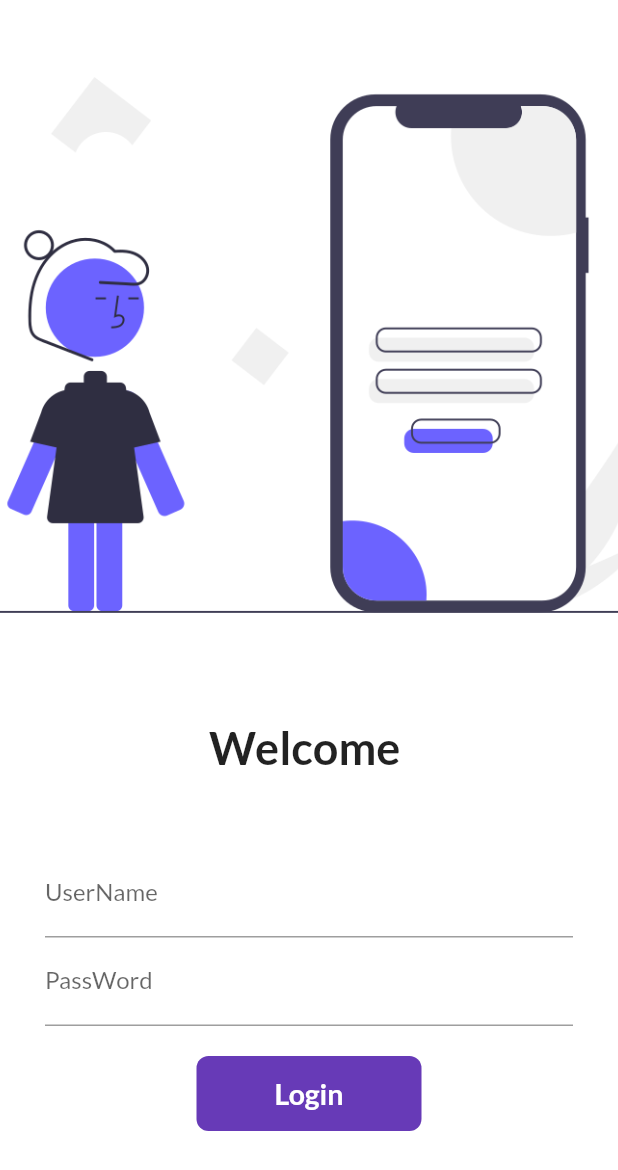
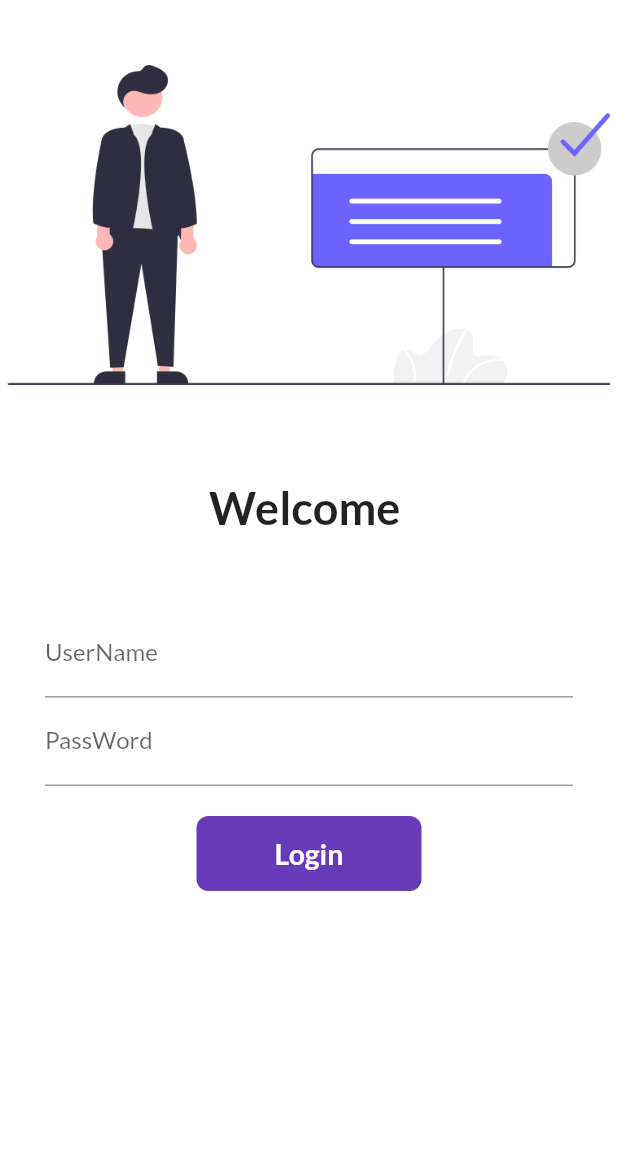
Before and after one commit to NICK-2002/HC-Mart, a Flutter app: the screen it shows after launch, on a phone screen of 412 x 824 dp. Shown: the top 1170 px of the screen. Run offline on Flutter 3.47's test engine with Material 2 defaults, Android fonts, the phone set to English and light mode, and no system bars; our stand-ins replace google_fonts.

Commit message:
tenth commit

```diff
--- a/lib/pages/login_page.dart
+++ b/lib/pages/login_page.dart
@@ -12,18 +12,38 @@ class _LoginPageState extends State<LoginPage> {
   String name = "";
   bool changeButton = false;
 
+  final _formKey = GlobalKey<FormState>();
+
+  moveToHome(BuildContext context) async {
+    if (_formKey.currentState!.validate()) {
+
+
+    setState(() {
+      changeButton = true;
+    });
+
+    await Future.delayed(Duration(seconds: 1));
+    await Navigator.pushNamed(context, Myroutes.homeRoute);
+    setState(() {
+      changeButton = false;
+    });
+    }
+  }
+
   @override
   Widget build(BuildContext context) {
     return Material(
         color: Colors.white,
         child: SingleChildScrollView(
+          child: Form(
+            key: _formKey,
             child: Column(
               children: [
                 Image.asset(
-                "assests/images/login_image.png",
+                  "assests/images/sign.png",
                   fit: BoxFit.cover,
-                height: 460,
-                width: 600,
+                  height: 300,
+                  width: 520,
                 ),
                 // ignore: prefer_const_constructors
                 SizedBox(
@@ -48,6 +68,12 @@ class _LoginPageState extends State<LoginPage> {
                           hintText: "Enter User_Name",
                           labelText: "UserName",
                         ),
+                        validator: (value) {
+                          if (value!.isEmpty) {
+                            return "Username is not empty";
+                          }
+                          return null;
+                        },
                         onChanged: (value) {
                           name = value;
                           setState(() {});
@@ -59,19 +85,25 @@ class _LoginPageState extends State<LoginPage> {
                           hintText: "Enter Password",
                           labelText: "PassWord",
                         ),
+                        validator: (value) {
+                          if (value!.isEmpty) {
+                            return "Password is not empty";
+                          }
+                          else if(value.length<6){
+                            return "Password length should be atleat 6";
+                          }
+                          return null;
+                        },
                       ),
                       SizedBox(
                         height: 20.0,
                       ),
-                    InkWell(
-                      onTap: () async {
-                        setState(() {
-                          changeButton = true;
-                        });
-
-                        await Future.delayed(Duration(seconds: 1));
-                        Navigator.pushNamed(context, Myroutes.homeRoute);
-                      },
+                      Material(
+                        color: Colors.deepPurple,
+                        borderRadius:
+                            BorderRadius.circular(changeButton ? 50 : 8),
+                        child: InkWell(
+                          onTap: () => moveToHome(context),
                           child: AnimatedContainer(
                             duration: Duration(seconds: 1),
                             width: changeButton ? 50 : 150,
@@ -89,25 +121,15 @@ class _LoginPageState extends State<LoginPage> {
                                         fontWeight: FontWeight.bold,
                                         fontSize: 19),
                                   ),
-                        decoration: BoxDecoration(
-                            color: Colors.deepPurple,
-                            //shape: changeButton?BoxShape.circle : BoxShape.rectangle,
-                            borderRadius:
-                                BorderRadius.circular(changeButton ? 50 : 8)),
+                          ),
                         ),
                       )
-                    //ElevatedButton(
-                    //child: Text("Login"),
-                    //style: TextButton.styleFrom(minimumSize: Size(150, 60)),
-                    //onPressed: () {
-                    //Navigator.pushNamed(context, Myroutes.homeRoute);
-                    //},
-                    //)
                     ],
                   ),
                 )
               ],
             ),
+          ),
         ));
   }
 }
```
Also changed, not shown: assests/images/sign.png (added). Lines whose indentation alone changed are shown as unchanged.
